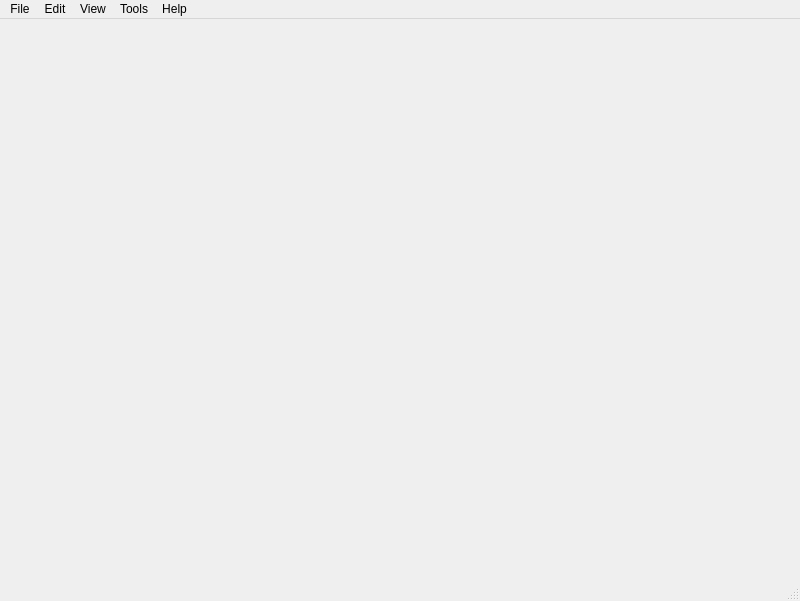
Qt form scripts/ui/design/main-window.ui (kaoala7577/hacknotts-2026) before a commit.
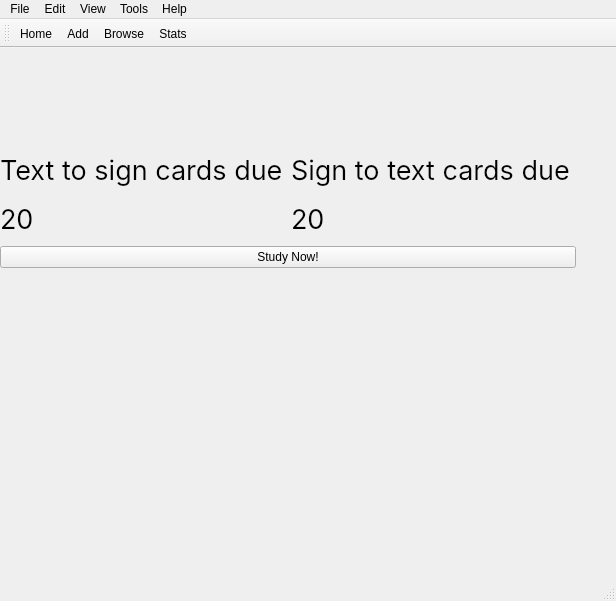
The same form after that commit.

Commit message: feat: design simple menu

The edit to the form file:
```diff
--- a/scripts/ui/design/main-window.ui
+++ b/scripts/ui/design/main-window.ui
@@ -6,20 +6,104 @@
    <rect>
     <x>0</x>
     <y>0</y>
-    <width>800</width>
+    <width>616</width>
     <height>601</height>
    </rect>
   </property>
   <property name="windowTitle">
    <string>MainWindow</string>
   </property>
-  <widget class="QWidget" name="centralwidget"/>
+  <widget class="QWidget" name="centralwidget">
+   <widget class="QWidget" name="">
+    <property name="geometry">
+     <rect>
+      <x>0</x>
+      <y>100</y>
+      <width>576</width>
+      <height>120</height>
+     </rect>
+    </property>
+    <layout class="QVBoxLayout" name="verticalLayout_3">
+     <item>
+      <layout class="QHBoxLayout" name="horizontalLayout">
+       <item>
+        <layout class="QVBoxLayout" name="verticalLayout">
+         <item>
+          <widget class="QLabel" name="label">
+           <property name="font">
+            <font>
+             <family>Inter</family>
+             <pointsize>20</pointsize>
+            </font>
+           </property>
+           <property name="text">
+            <string>Text to sign cards due</string>
+           </property>
+          </widget>
+         </item>
+         <item>
+          <widget class="QLabel" name="label_2">
+           <property name="font">
+            <font>
+             <family>Inter</family>
+             <pointsize>20</pointsize>
+            </font>
+           </property>
+           <property name="text">
+            <string>20</string>
+           </property>
+          </widget>
+         </item>
+        </layout>
+       </item>
+       <item>
+        <layout class="QVBoxLayout" name="verticalLayout_2">
+         <item>
+          <widget class="QLabel" name="label_3">
+           <property name="font">
+            <font>
+             <family>Inter</family>
+             <pointsize>20</pointsize>
+            </font>
+           </property>
+           <property name="text">
+            <string>Sign to text cards due</string>
+           </property>
+          </widget>
+         </item>
+         <item>
+          <widget class="QLabel" name="label_4">
+           <property name="font">
+            <font>
+             <family>Inter</family>
+             <pointsize>20</pointsize>
+            </font>
+           </property>
+           <property name="text">
+            <string>20</string>
+           </property>
+          </widget>
+         </item>
+        </layout>
+       </item>
+      </layout>
+     </item>
+     <item>
+      <widget class="QPushButton" name="pushButton">
+       <property name="text">
+        <string>Study Now!</string>
+       </property>
+      </widget>
+     </item>
+    </layout>
+   </widget>
+  </widget>
   <widget class="QMenuBar" name="menubar">
    <property name="geometry">
     <rect>
      <x>0</x>
      <y>0</y>
-     <width>800</width>
+     <width>616</width>
      <height>31</height>
     </rect>
    </property>
@@ -66,6 +150,21 @@
    <addaction name="menuHelp"/>
   </widget>
   <widget class="QStatusBar" name="statusbar"/>
+  <widget class="QToolBar" name="toolBar">
+   <property name="windowTitle">
+    <string>toolBar</string>
+   </property>
+   <attribute name="toolBarArea">
+    <enum>TopToolBarArea</enum>
+   </attribute>
+   <attribute name="toolBarBreak">
+    <bool>false</bool>
+   </attribute>
+   <addaction name="actionHome"/>
+   <addaction name="actionAdd"/>
+   <addaction name="actionBrowse"/>
+   <addaction name="actionStats"/>
+  </widget>
   <action name="actionImport">
    <property name="text">
     <string>Import</string>
@@ -111,6 +210,38 @@
     <string>Guide</string>
    </property>
   </action>
+  <action name="actionHome">
+   <property name="text">
+    <string>Home</string>
+   </property>
+   <property name="menuRole">
+    <enum>QAction::MenuRole::NoRole</enum>
+   </property>
+  </action>
+  <action name="actionAdd">
+   <property name="text">
+    <string>Add</string>
+   </property>
+   <property name="menuRole">
+    <enum>QAction::MenuRole::NoRole</enum>
+   </property>
+  </action>
+  <action name="actionBrowse">
+   <property name="text">
+    <string>Browse</string>
+   </property>
+   <property name="menuRole">
+    <enum>QAction::MenuRole::NoRole</enum>
+   </property>
+  </action>
+  <action name="actionStats">
+   <property name="text">
+    <string>Stats</string>
+   </property>
+   <property name="menuRole">
+    <enum>QAction::MenuRole::NoRole</enum>
+   </property>
+  </action>
  </widget>
  <resources/>
  <connections/>
```
